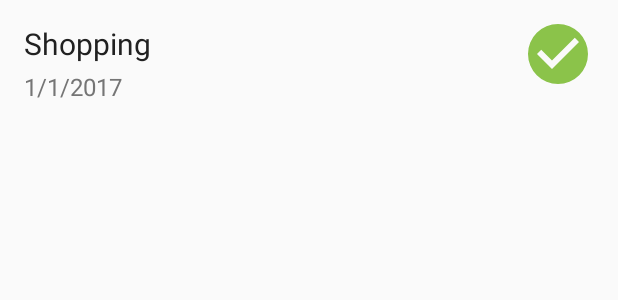
After one commit to robl2e/ThisTodo, an Android app: the layout item_todo.xml on its own in the app's theme, with its tools: preview values and no code run, on a phone screen of 412 x 824 dp. The commit adds this screen. Shown: the top 300 px of the screen. Run offline under Robolectric (Android 15) with nearby library versions, the phone set to English and light mode, and no system bars.

Commit message:
Change color theme and create custom item view layout.

```diff
--- a/app/src/main/java/com/robl2e/thistodo/data/model/todoitem/TodoItem.java
+++ b/app/src/main/java/com/robl2e/thistodo/data/model/todoitem/TodoItem.java
@@ -6,6 +6,8 @@ package com.robl2e.thistodo.data.model.todoitem;
 
 public class TodoItem {
     private String name;
+    private Boolean isDone;
+    private Long dueDate;
 
     public TodoItem(String name) {
         this.name = name;
@@ -18,4 +20,20 @@ public class TodoItem {
     public void setName(String name) {
         this.name = name;
     }
+
+    public Boolean getDone() {
+        return isDone;
+    }
+
+    public void setDone(Boolean done) {
+        isDone = done;
+    }
+
+    public void setDueDate(Long dueDate) {
+        this.dueDate = dueDate;
+    }
+
+    public Long getDueDate() {
+        return dueDate;
+    }
 }
--- a/app/src/main/java/com/robl2e/thistodo/ui/createtodo/CreateTodoItemBottomDialog.java
+++ b/app/src/main/java/com/robl2e/thistodo/ui/createtodo/CreateTodoItemBottomDialog.java
@@ -6,6 +6,7 @@ import android.text.TextUtils;
 import android.view.KeyEvent;
 import android.view.LayoutInflater;
 import android.view.View;
+import android.view.animation.Animation;
 import android.view.inputmethod.EditorInfo;
 import android.widget.EditText;
 import android.widget.TextView;
@@ -76,12 +77,13 @@ public class CreateTodoItemBottomDialog extends BottomDialog {
     @Override
     public void show() {
         super.show();
-        etNewItem.post(new Runnable() {
+        etNewItem.postDelayed(new Runnable() {
             @Override
             public void run() {
                 KeyboardUtil.showSoftInput(etNewItem);
             }
-        });
+        }, etNewItem.getResources()
+                .getInteger(android.R.integer.config_shortAnimTime));
     }
 
     private void save() {
--- a/app/src/main/java/com/robl2e/thistodo/ui/todolist/TodoListAdapter.java
+++ b/app/src/main/java/com/robl2e/thistodo/ui/todolist/TodoListAdapter.java
@@ -9,6 +9,7 @@ import android.widget.TextView;
 
 import com.bignerdranch.android.multiselector.MultiSelector;
 import com.bignerdranch.android.multiselector.SwappingHolder;
+import com.robl2e.thistodo.R;
 import com.robl2e.thistodo.data.model.todoitem.TodoItem;
 
 import java.util.ArrayList;
@@ -31,7 +32,7 @@ public class TodoListAdapter extends RecyclerView.Adapter<TodoListAdapter.ViewHo
         private TextView tvItemName;
         ViewHolder(View itemView, MultiSelector multiSelector) {
             super(itemView, multiSelector);
-            tvItemName = (TextView) itemView.findViewById(android.R.id.text1);
+            tvItemName = (TextView) itemView.findViewById(R.id.tv_name);
         }
 
         void setTodoName(String name) {
@@ -52,7 +53,7 @@ public class TodoListAdapter extends RecyclerView.Adapter<TodoListAdapter.ViewHo
     @Override
     public ViewHolder onCreateViewHolder(ViewGroup parent, int viewType) {
         LayoutInflater inflater = LayoutInflater.from(parent.getContext());
-        View itemView = inflater.inflate(android.R.layout.simple_list_item_1, parent, false);
+        View itemView = inflater.inflate(R.layout.item_todo, parent, false);
         return new ViewHolder(itemView, multiSelector);
     }
 
--- /dev/null
+++ b/app/src/main/res/drawable/checkbox_marked_circle.xml
@@ -0,0 +1,8 @@
+<!-- drawable/checkbox_marked_circle.xml -->
+<vector xmlns:android="http://schemas.android.com/apk/res/android"
+    android:height="24dp"
+    android:width="24dp"
+    android:viewportWidth="24"
+    android:viewportHeight="24">
+    <path android:fillColor="@color/colorAccent" android:pathData="M10,17L5,12L6.41,10.58L10,14.17L17.59,6.58L19,8M12,2A10,10 0 0,0 2,12A10,10 0 0,0 12,22A10,10 0 0,0 22,12A10,10 0 0,0 12,2Z" />
+</vector>
--- /dev/null
+++ b/app/src/main/res/layout/item_todo.xml
@@ -0,0 +1,61 @@
+<?xml version="1.0" encoding="utf-8"?>
+<android.support.constraint.ConstraintLayout xmlns:android="http://schemas.android.com/apk/res/android"
+    xmlns:app="http://schemas.android.com/apk/res-auto"
+    xmlns:tools="http://schemas.android.com/tools"
+    android:background="?android:attr/selectableItemBackground"
+    android:orientation="vertical"
+    android:gravity="center_vertical"
+    android:layout_width="match_parent"
+    android:layout_height="72dp">
+
+    <TextView
+        android:id="@+id/tv_name"
+        tools:text="Shopping"
+        android:gravity="center_vertical"
+        android:layout_marginStart="@dimen/margin_left_border_padding"
+        android:fontFamily="sans-serif"
+        style="@style/TextAppearance.AppCompat.Title"
+        android:layout_width="wrap_content"
+        android:layout_height="wrap_content"
+        android:layout_marginLeft="16dp"
+        app:layout_constraintLeft_toLeftOf="parent"
+        app:layout_constraintTop_toTopOf="parent"
+        android:layout_marginTop="8dp"
+        app:layout_constraintBottom_toBottomOf="parent"
+        android:layout_marginBottom="8dp"
+        app:layout_constraintVertical_bias="0.25" />
+
+    <TextView
+        android:id="@+id/tv_subtext"
+        android:visibility="gone"
+        tools:visibility="visible"
+        android:fontFamily="sans-serif"
+        tools:text="1/1/2017"
+        android:layout_marginStart="@dimen/margin_left_border_padding"
+        style="@style/TextAppearance.Widget.AppCompat.Toolbar.Subtitle"
+        android:layout_width="wrap_content"
+        android:layout_height="wrap_content"
+        android:layout_marginLeft="7dp"
+        app:layout_constraintLeft_toLeftOf="parent"
+        app:layout_constraintBottom_toBottomOf="parent"
+        android:layout_marginBottom="5dp"
+        android:layout_marginTop="4dp"
+        app:layout_constraintTop_toBottomOf="@+id/tv_name"
+        app:layout_constraintVertical_bias="0.0" />
+
+    <ImageView
+        android:id="@+id/iv_status"
+        android:visibility="invisible"
+        tools:visibility="visible"
+        android:layout_width="48dp"
+        android:layout_height="48dp"
+        android:src="@drawable/checkbox_marked_circle"
+        android:layout_marginRight="@dimen/margin_right_border_padding"
+        app:layout_constraintRight_toRightOf="parent"
+        app:layout_constraintTop_toTopOf="parent"
+        android:layout_marginTop="8dp"
+        app:layout_constraintBottom_toBottomOf="parent"
+        android:layout_marginBottom="8dp" />
+
+
+</android.support.constraint.ConstraintLayout>
--- a/app/src/main/res/values/colors.xml
+++ b/app/src/main/res/values/colors.xml
@@ -1,6 +1,10 @@
 <?xml version="1.0" encoding="utf-8"?>
 <resources>
-    <color name="colorPrimary">#3F51B5</color>
-    <color name="colorPrimaryDark">#303F9F</color>
-    <color name="colorAccent">#FF4081</color>
+    <color name="colorPrimary">#009688</color>
+    <color name="colorPrimaryDark">#00796B</color>
+    <color name="colorAccent">#8BC34A</color>
+    <color name="primary_text">#212121</color>
+    <color name="secondary_text">#757575</color>
+    <color name="icons">#FFFFFF</color>
+    <color name="divider">#BDBDBD</color>
 </resources>
--- a/app/src/main/res/values/styles.xml
+++ b/app/src/main/res/values/styles.xml
@@ -6,6 +6,8 @@
         <item name="colorPrimary">@color/colorPrimary</item>
         <item name="colorPrimaryDark">@color/colorPrimaryDark</item>
         <item name="colorAccent">@color/colorAccent</item>
+        <item name="android:textColorPrimary">@color/primary_text</item>
+        <item name="android:textColorSecondary">@color/secondary_text</item>
     </style>
 
     <style name="SplashTheme" parent="Theme.AppCompat.NoActionBar">
```
